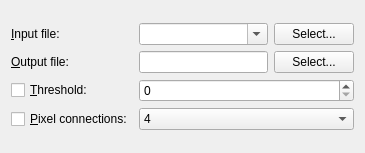
Old version of the form qgis/python/plugins/GdalTools/tools/widgetSieve.ui in the repository sourcepole/qgis.
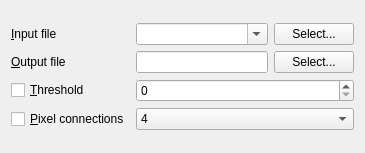
New version of the form.

```diff
--- a/qgis/python/plugins/GdalTools/tools/widgetSieve.ui
+++ b/qgis/python/plugins/GdalTools/tools/widgetSieve.ui
@@ -25,7 +25,7 @@
      <item row="0" column="0">
       <widget class="QLabel" name="label">
        <property name="text">
-        <string>&amp;Input file:</string>
+        <string>&amp;Input file</string>
        </property>
        <property name="buddy">
         <cstring>selectInputFileButton</cstring>
@@ -62,7 +62,7 @@
      <item row="1" column="0">
       <widget class="QLabel" name="label_2">
        <property name="text">
-        <string>&amp;Output file:</string>
+        <string>&amp;Output file</string>
        </property>
        <property name="buddy">
         <cstring>selectOutputFileButton</cstring>
@@ -93,7 +93,7 @@
      <item row="2" column="0">
       <widget class="QCheckBox" name="thresholdCheck">
        <property name="text">
-        <string>&amp;Threshold:</string>
+        <string>&amp;Threshold</string>
        </property>
       </widget>
      </item>
@@ -107,7 +107,7 @@
      <item row="3" column="0">
       <widget class="QCheckBox" name="connectionsCheck">
        <property name="text">
-        <string>&amp;Pixel connections:</string>
+        <string>&amp;Pixel connections</string>
        </property>
       </widget>
      </item>
```
